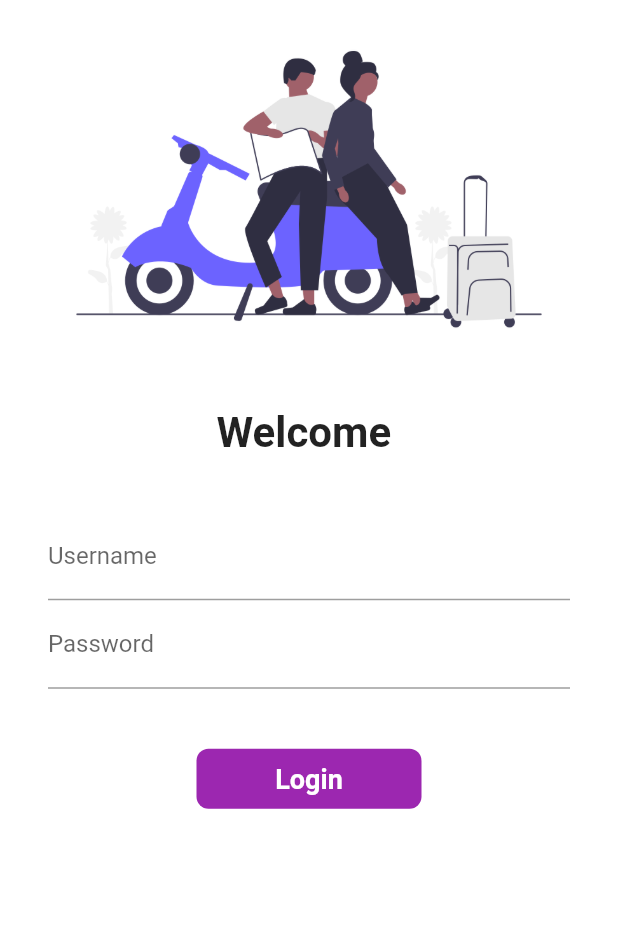
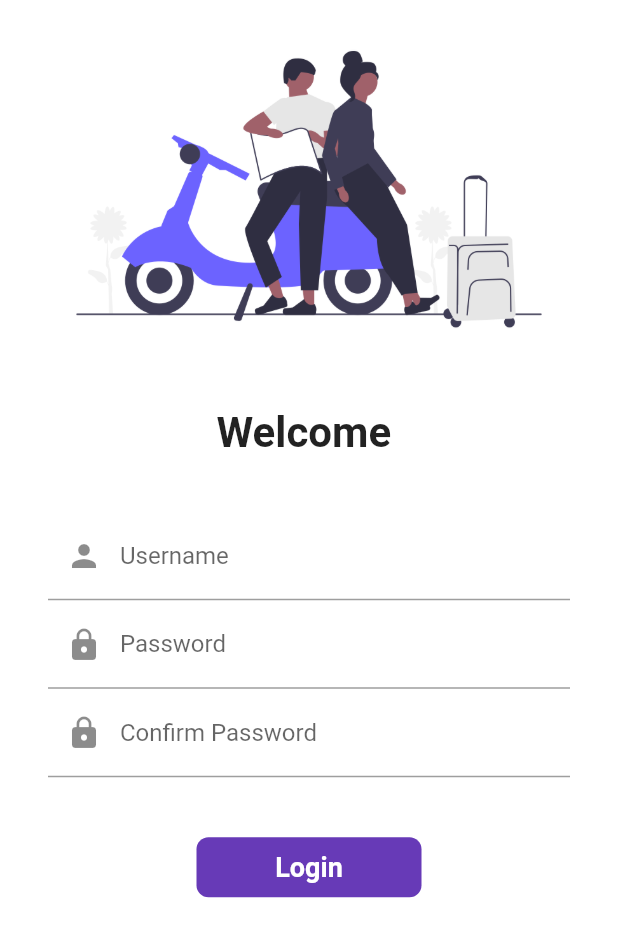
Before and after one commit to DevanshPandya19/Flutter2025, a Flutter app: the screen it shows after launch, on a phone screen of 412 x 824 dp. Shown: the top 937 px of the screen. Run offline on Flutter 3.47's test engine with Material 2 defaults, Android fonts, the phone set to English and light mode, and no system bars.

Commit message:
i have learn today animated containers and made a small change

```diff
--- a/lib/pages/LoginPage.dart
+++ b/lib/pages/LoginPage.dart
@@ -1,15 +1,31 @@
 import 'package:flutter/material.dart';
 import 'package:sellf_learn_1/utils/routes.dart';
+
 class LoginPage extends StatefulWidget {
-
-
   @override
   State<LoginPage> createState() => _LoginPageState();
 }
 
 class _LoginPageState extends State<LoginPage> {
-  String name="";
-  bool changeButton=false;
+  String name = "";
+  String password = "";
+  String confirmPassword="";
+  bool changeButton = false;
+  final _formKey = GlobalKey<FormState>();
+
+  moveToHome(BuildContext context) async {
+    if (_formKey.currentState!.validate()) {
+      setState(() {
+        changeButton = true;
+      });
+      await Future.delayed(Duration(seconds: 1));
+      await Navigator.pushNamed(context, MyRoutes.HomeRoute);
+      setState(() {
+        changeButton = false;
+      });
+    }
+  }
+
   @override
   Widget build(BuildContext context) {
     return Material(
@@ -17,89 +33,123 @@ class _LoginPageState extends State<LoginPage> {
       child: SingleChildScrollView(
         child: Column(
           children: [
-            Image.asset("Assets/images/undraw_Traveling_yhxq.png",
+            Image.asset(
+              "Assets/images/undraw_Traveling_yhxq.png",
               fit: BoxFit.cover,
-
             ),
             SizedBox(
               height: 20,
             ),
-            Text("Welcome $name",
-              style: TextStyle(
-                fontSize: 28,
-                fontWeight: FontWeight.bold
-              ),
+            Text(
+              "Welcome $name",
+              style: TextStyle(fontSize: 28, fontWeight: FontWeight.bold),
             ),
             SizedBox(
               height: 20,
             ),
             Padding(
-              padding: const EdgeInsets.symmetric(vertical: 16.0,horizontal: 32.0),
-              child: Column(children: [
+              padding: const EdgeInsets.symmetric(vertical: 16.0, horizontal: 32.0),
+              child: Form(
+                key: _formKey,
+                child: Column(
+                  children: [
                     TextFormField(
                       decoration: InputDecoration(
                         hintText: "Enter Username",
                         labelText: "Username",
+                        prefixIcon: Icon(Icons.person)
                       ),
-                  onChanged:(value){
-                    name=value;
+                      validator: (value) {
+                        if (value!.isEmpty) {
+                          return "Username cannot be empty";
+                        }
+                        return null;
+                      },
+                      onChanged: (value) {
                         setState(() {
-
+                          name = value;
                         });
-                  }
+                      },
                     ),
                     TextFormField(
                       obscureText: true,
                       decoration: InputDecoration(
                         hintText: "Enter Password",
                         labelText: "Password",
+                        prefixIcon: Icon(Icons.lock)
                       ),
+                      validator: (value) {
+                        if (value!.isEmpty) {
+                          return "Password cannot be empty";
+                        } else if (value.length < 6) {
+                          return "Password should have at least 6 characters";
+                        }
+                        return null;
+                      },
+                      onChanged: (value) {
+                        setState(() {
+                          password = value;
+                        });
+                      },
                     ),
+                    TextFormField(
+                      obscureText: true,
+                      decoration: InputDecoration(
+                        hintText: "Confirm Password",
+                        labelText: "Confirm Password",
+                        prefixIcon: Icon(Icons.lock)
+                      ),
+                      validator: (value) {
+                        if (value!.isEmpty) {
+                          return "Confirm Password cannot be empty";
+                        } else if (value != password) {
+                          return "Passwords  not match";
+                        }
+                        return null;
+                      },
+                      onChanged: (value) {
+                        setState(() {
+                          confirmPassword = value;
+                        });
+                      },
+                    ),
+
                     SizedBox(
                       height: 40,
                     ),
-                InkWell(
-                  onTap: ()async{
-                    setState(() {
-                      changeButton=true;
-                    });
-                    await Future.delayed(Duration(seconds: 1));
-                   Navigator.pushNamed(context, MyRoutes.HomeRoute);
-                  },
+                    Material(
+                      color: Colors.deepPurple,
+                      borderRadius: BorderRadius.circular(changeButton ? 50 : 8),
+                      child: InkWell(
+                        onTap: () => moveToHome(context),
                         child: AnimatedContainer(
                           duration: Duration(seconds: 1),
-
-                    width: changeButton?50:150,
+                          width: changeButton ? 50 : 150,
                           height: 40,
                           alignment: Alignment.center,
-                    child: changeButton?Icon(
+                          child: changeButton
+                              ? Icon(
                             Icons.done,
                             color: Colors.white,
                           )
-                    :Text("Login",style:
-                    TextStyle(color: Colors.white,
+                              : Text(
+                            "Login",
+                            style: TextStyle(
+                              color: Colors.white,
                               fontWeight: FontWeight.bold,
-                        fontSize: 18),
-                    ),
-                    decoration: BoxDecoration(
-                      color:Colors.purple,
-                      //shape:  changeButton?BoxShape.circle:BoxShape.rectangle,
-                     borderRadius: BorderRadius.circular(changeButton?50:8),
+                              fontSize: 18,
                             ),
                           ),
-                )
-                //ElevatedButton(onPressed: (){
-                  //Navigator.pushNamed(context, MyRoutes.HomeRoute);
-                //},
-                   // child: Text("Login"),
-                 // style: TextButton.styleFrom(minimumSize: Size(150, 40)),
-                //)
-              ],),
-            )
+                        ),
+                      ),
+                    ),
                   ],
                 ),
-      )
-
+              ),
+            ),
+          ],
+        ),
+      ),
     );
   }
 }
```
Lines whose indentation alone changed are shown as unchanged.
